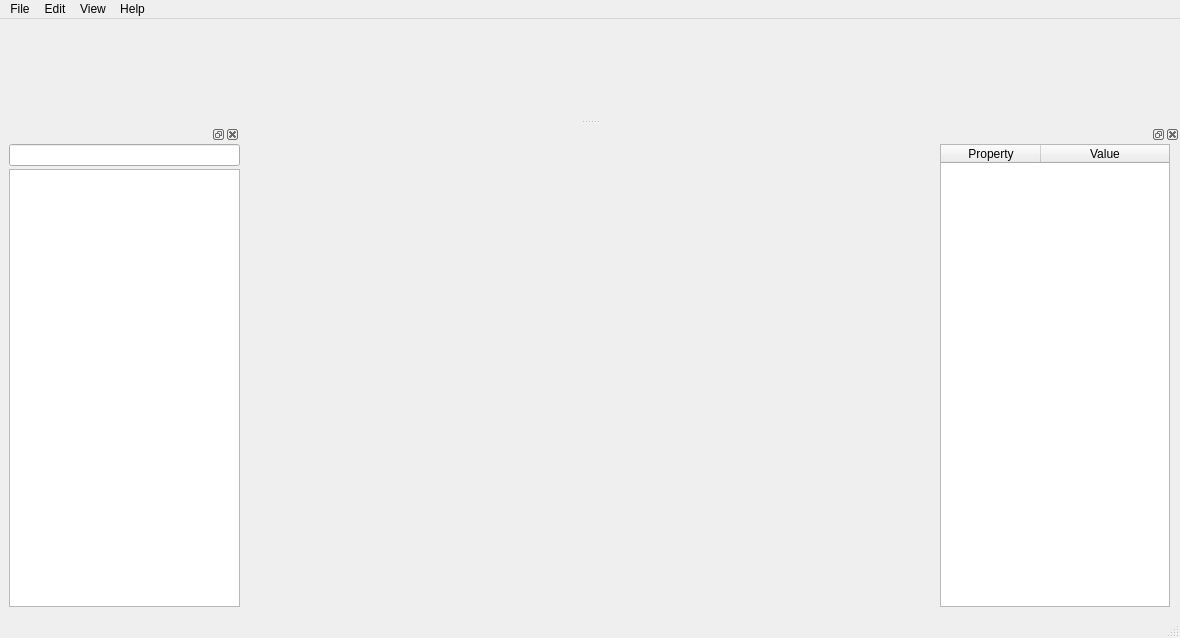
The window that dialogs/mainwindow.ui (neophack/AutoPlatform) describes before a commit, drawn with Qt 5.
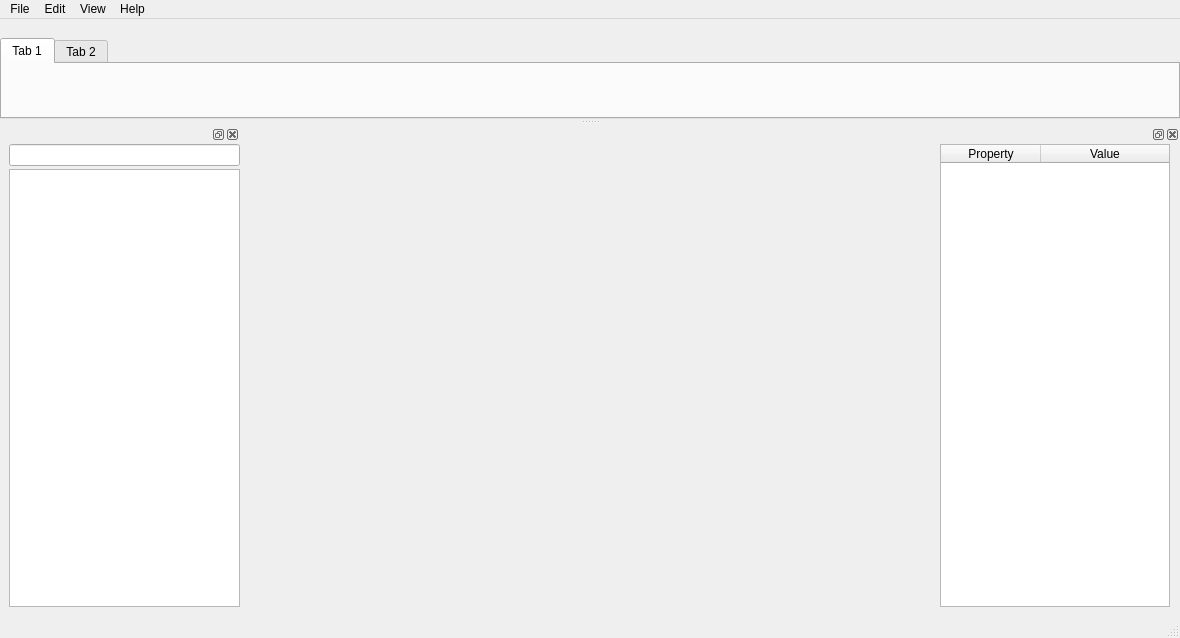
The same window after the commit. Custom widgets are drawn as their Qt base class.

Commit message: 增加了tabwidget作为toolbar

Patch:
```diff
--- a/dialogs/mainwindow.ui
+++ b/dialogs/mainwindow.ui
@@ -372,7 +372,7 @@
   <widget class="QDockWidget" name="dockWidget">
    <property name="minimumSize">
     <size>
-     <width>59</width>
+     <width>145</width>
      <height>100</height>
     </size>
    </property>
@@ -385,7 +385,45 @@
    <attribute name="dockWidgetArea">
     <number>4</number>
    </attribute>
-   <widget class="QWidget" name="dockWidgetContents"/>
+   <widget class="QWidget" name="dockWidgetContents">
+    <layout class="QHBoxLayout" name="horizontalLayout_2">
+     <property name="spacing">
+      <number>0</number>
+     </property>
+     <property name="leftMargin">
+      <number>0</number>
+     </property>
+     <property name="topMargin">
+      <number>0</number>
+     </property>
+     <property name="rightMargin">
+      <number>0</number>
+     </property>
+     <property name="bottomMargin">
+      <number>0</number>
+     </property>
+     <item>
+      <widget class="QTabWidget" name="tabWidget">
+       <property name="currentIndex">
+        <number>0</number>
+       </property>
+       <property name="usesScrollButtons">
+        <bool>false</bool>
+       </property>
+       <widget class="QWidget" name="tab">
+        <attribute name="title">
+         <string>Tab 1</string>
+        </attribute>
+       </widget>
+       <widget class="QWidget" name="tab_2">
+        <attribute name="title">
+         <string>Tab 2</string>
+        </attribute>
+       </widget>
+      </widget>
+     </item>
+    </layout>
+   </widget>
   </widget>
   <action name="actionNewProject">
    <property name="text">
```
